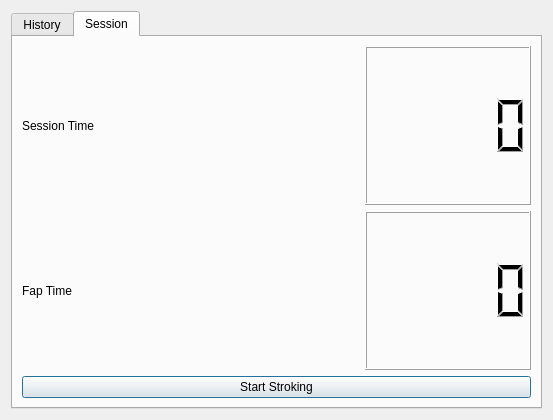
TheQuantumExplorer/SecretCrushBrowser, file src/performancedialog.ui: the form before one commit.
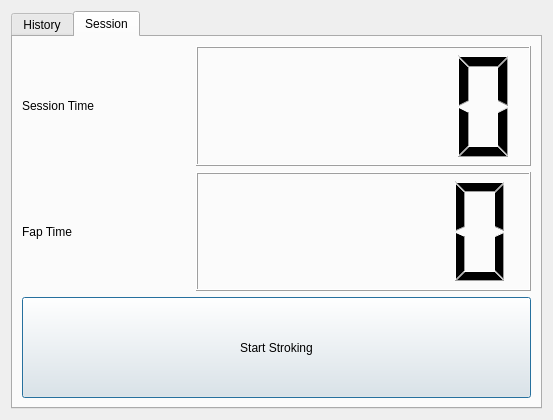
The form after the commit.

Commit message: [fix] fix hide screen on sub window

```diff
--- a/src/performancedialog.ui
+++ b/src/performancedialog.ui
@@ -52,8 +52,28 @@
        <string>Session</string>
       </attribute>
       <layout class="QGridLayout" name="gridLayout_4">
+       <item row="0" column="0">
+        <widget class="QLabel" name="label">
+         <property name="text">
+          <string>Session Time</string>
+         </property>
+        </widget>
+       </item>
+       <item row="1" column="0">
+        <widget class="QLabel" name="label_2">
+         <property name="text">
+          <string>Fap Time</string>
+         </property>
+        </widget>
+       </item>
        <item row="2" column="0" colspan="3">
         <widget class="QPushButton" name="fapButton">
+         <property name="minimumSize">
+          <size>
+           <width>0</width>
+           <height>101</height>
+          </size>
+         </property>
          <property name="text">
           <string>Start Stroking</string>
          </property>
@@ -62,26 +82,26 @@
          </property>
         </widget>
        </item>
-       <item row="1" column="0">
-        <widget class="QLabel" name="label_2">
-         <property name="text">
-          <string>Fap Time</string>
+       <item row="1" column="1" colspan="2">
+        <widget class="QLCDNumber" name="fap">
+         <property name="sizePolicy">
+          <sizepolicy hsizetype="Preferred" vsizetype="Preferred">
+           <horstretch>0</horstretch>
+           <verstretch>0</verstretch>
+          </sizepolicy>
          </property>
         </widget>
        </item>
-       <item row="0" column="2">
-        <widget class="QLCDNumber" name="overall"/>
-       </item>
-       <item row="0" column="0" colspan="2">
-        <widget class="QLabel" name="label">
-         <property name="text">
-          <string>Session Time</string>
+       <item row="0" column="1" colspan="2">
+        <widget class="QLCDNumber" name="overall">
+         <property name="sizePolicy">
+          <sizepolicy hsizetype="Preferred" vsizetype="Preferred">
+           <horstretch>0</horstretch>
+           <verstretch>0</verstretch>
+          </sizepolicy>
          </property>
         </widget>
        </item>
-       <item row="1" column="2">
-        <widget class="QLCDNumber" name="fap"/>
-       </item>
       </layout>
      </widget>
     </widget>
```
Left out of the diff: 6 changed lines with no effect on the pictures. The commit also changes 2 other files.
